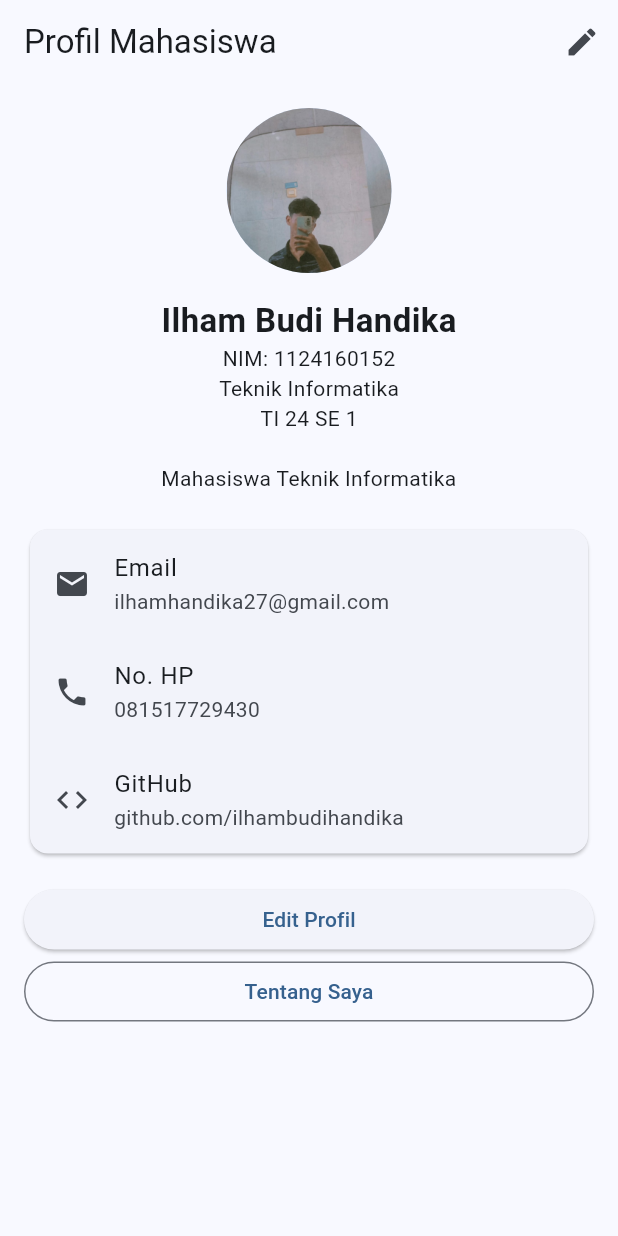
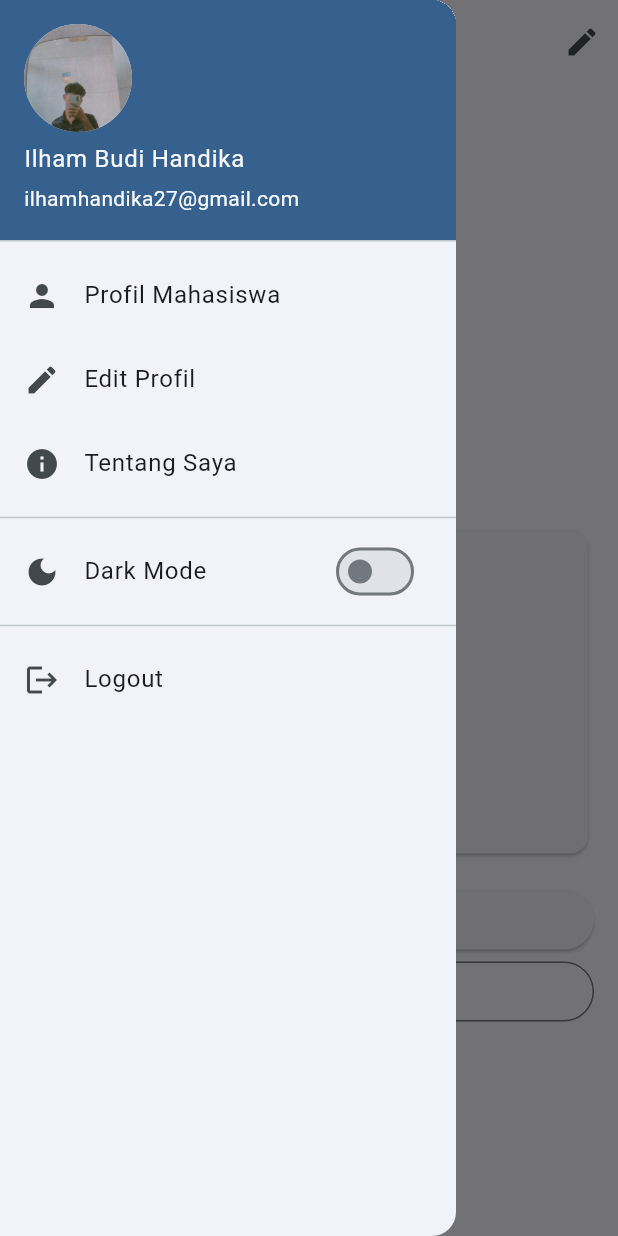
Before and after one commit to ilhambudihandika/uts-pml-1124160152, a Flutter app: the ProfilPage screen opened directly, with the side drawer open (before the commit the screen has no drawer), on a phone screen of 412 x 824 dp. Run offline on Flutter 3.47's test engine with Material 3 defaults, Android fonts, the phone set to English and light mode, and no system bars.

Commit message:
Menambahkan drawer pada halaman profil

```diff
--- a/soal2_profil_app/lib/screens/profil_page.dart
+++ b/soal2_profil_app/lib/screens/profil_page.dart
@@ -3,9 +3,17 @@ import 'package:flutter/material.dart';
 import 'edit_profil_page.dart';
 import 'about_page.dart';
 import '../widgets/info_tile.dart';
+import 'login_page.dart';
 
 class ProfilPage extends StatefulWidget {
-  const ProfilPage({super.key});
+  final VoidCallback? onUbahTema;
+  final bool darkMode;
+
+  const ProfilPage({
+    super.key,
+    this.onUbahTema,
+    this.darkMode = false,
+  });
 
   @override
   State<ProfilPage> createState() => _ProfilPageState();
@@ -50,6 +58,16 @@ class _ProfilPageState extends State<ProfilPage> {
     );
   }
 
+  void logout() {
+    Navigator.pushAndRemoveUntil(
+      context,
+      MaterialPageRoute(
+        builder: (context) => const LoginPage(),
+      ),
+      (route) => false,
+    );
+  }
+
   @override
   Widget build(BuildContext context) {
     return Scaffold(
@@ -62,6 +80,73 @@ class _ProfilPageState extends State<ProfilPage> {
           ),
         ],
       ),
+
+      drawer: Drawer(
+        child: ListView(
+          padding: EdgeInsets.zero,
+          children: [
+            UserAccountsDrawerHeader(
+              accountName: Text(nama),
+              accountEmail: Text(email),
+              currentAccountPicture: const CircleAvatar(
+                backgroundImage: AssetImage(
+                  'assets/images/foto_profil.jpg',
+                ),
+              ),
+              decoration: BoxDecoration(
+                color: Theme.of(context).colorScheme.primary,
+              ),
+            ),
+
+            ListTile(
+              leading: const Icon(Icons.person),
+              title: const Text('Profil Mahasiswa'),
+              onTap: () {
+                Navigator.pop(context);
+              },
+            ),
+
+            ListTile(
+              leading: const Icon(Icons.edit),
+              title: const Text('Edit Profil'),
+              onTap: () {
+                Navigator.pop(context);
+                editProfil();
+              },
+            ),
+
+            ListTile(
+              leading: const Icon(Icons.info),
+              title: const Text('Tentang Saya'),
+              onTap: () {
+                Navigator.pop(context);
+                bukaTentangSaya();
+              },
+            ),
+
+            const Divider(),
+
+            SwitchListTile(
+              secondary: const Icon(Icons.dark_mode),
+              title: const Text('Dark Mode'),
+              value: widget.darkMode,
+              onChanged: (value) {
+                Navigator.pop(context);
+                widget.onUbahTema?.call();
+              },
+            ),
+
+            const Divider(),
+
+            ListTile(
+              leading: const Icon(Icons.logout),
+              title: const Text('Logout'),
+              onTap: logout,
+            ),
+          ],
+        ),
+      ),
+
       body: SingleChildScrollView(
         padding: const EdgeInsets.all(16),
         child: Column(
```
Also changed, not shown: soal2_profil_app/lib/main.dart (+11 -7 lines).
